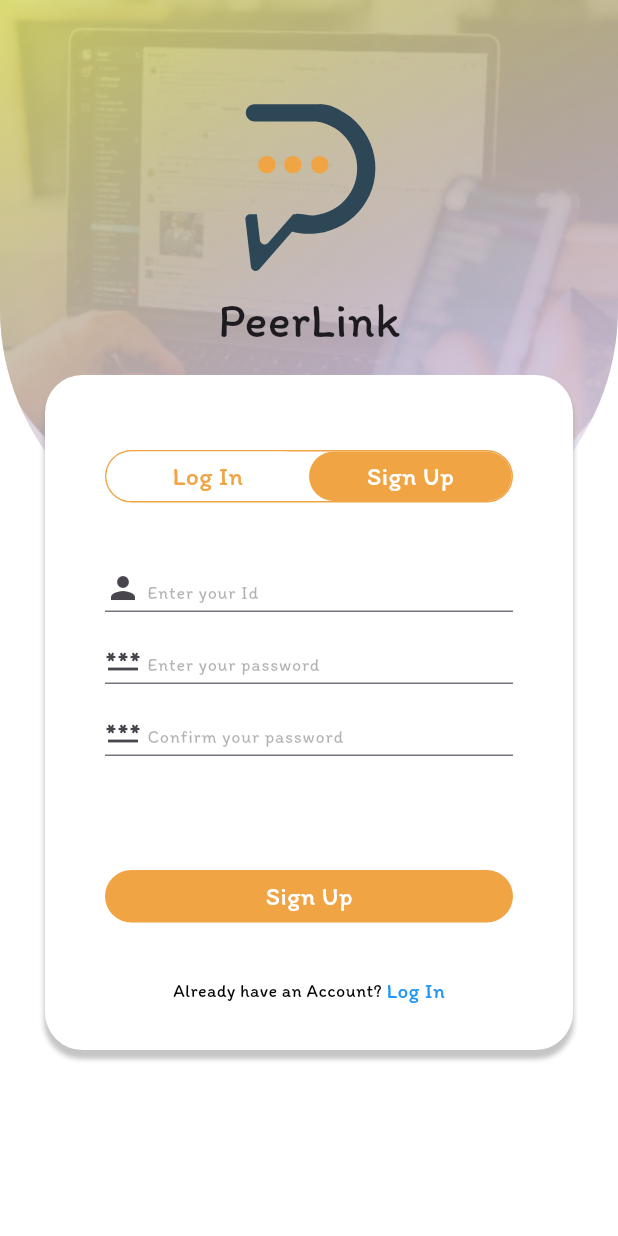
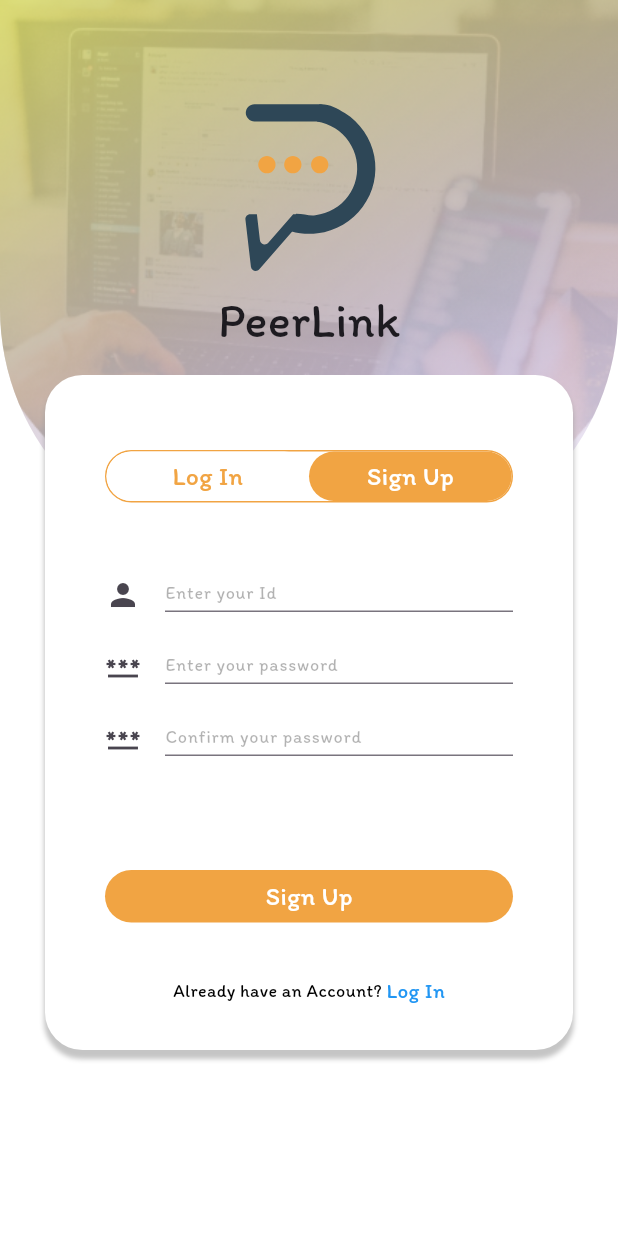
Before and after one commit to HamzaIqbalMughal/peerlink, a Flutter app: the screen it shows after launch, after a tap on "Sign Up", on a phone screen of 412 x 824 dp. Run offline on Flutter 3.47's test engine with Material 2 defaults, Android fonts, the phone set to English and light mode, and no system bars; our stand-ins replace badges, flutter_svg, fluttertoast, google_fonts; network calls fail.

```diff
--- a/lib/ChatScreen.dart
+++ b/lib/ChatScreen.dart
@@ -5,6 +5,8 @@ import 'package:fluttertoast/fluttertoast.dart';
 
 class ChatScreen extends StatefulWidget {
   const ChatScreen({super.key});
+
+  static const String screen_id = 'ChatScreen';
 
   @override
   State<ChatScreen> createState() => _ChatScreenState();
--- a/lib/SignUpSignInScreen.dart
+++ b/lib/SignUpSignInScreen.dart
@@ -7,6 +7,8 @@ import 'package:peerlink/HomeScreen.dart';
 class SignUpSignInScreen extends StatefulWidget {
   @override
   State<StatefulWidget> createState() => _SignUpSignInScreen();
+
+  static const String screen_id = 'SignUpSignInScreen';
 }
 
 class _SignUpSignInScreen extends State<SignUpSignInScreen> {
@@ -45,12 +47,13 @@ class _SignUpSignInScreen extends State<SignUpSignInScreen> {
 
   void btnLogInPressed() {
     // Implement LogIn Functionality here
-    Navigator.push(
-        context,
-        MaterialPageRoute(
-          builder: (context)=> HomeScreen(),
-        )
-    );
+    Navigator.pushNamed(context, HomeScreen.screen_id);
+    // Navigator.push(
+    //     context,
+    //     MaterialPageRoute(
+    //       builder: (context)=> HomeScreen(),
+    //     )
+    // );
     // Fluttertoast.showToast(msg: "LogIn Button Clicked!");
   }
 
@@ -265,11 +268,16 @@ class _SignUpSignInScreen extends State<SignUpSignInScreen> {
                     decoration: InputDecoration(
                       // filled: true,
                       // fillColor: Colors.red,
-                      prefixIcon: Icon(Icons.person),
-                      prefixIconConstraints: const BoxConstraints(
-                        // minHeight: 0,
-                        maxHeight: 8,
+                      icon: Container(
+                        padding: EdgeInsets.only(top: 25),
+                        child: Icon(Icons.person,),
                       ),
+
+                      // prefixIcon: Icon(Icons.person),
+                      // prefixIconConstraints: const BoxConstraints(
+                      //   // minHeight: 0,
+                      //   maxHeight: 8,
+                      // ),
                       errorStyle: TextStyle(
                         fontSize: 10,
                       ),
@@ -301,13 +309,17 @@ class _SignUpSignInScreen extends State<SignUpSignInScreen> {
                     decoration: InputDecoration(
                       // filled: true,
                       // fillColor: Colors.red,
-                      prefixIcon: Icon(
-                        Icons.password_sharp,
+                      icon: Container(
+                        padding: EdgeInsets.only(top: 25),
+                        child: Icon(Icons.password_sharp,),
                       ),
-                      prefixIconConstraints: const BoxConstraints(
-                        // minHeight: 0,
-                        maxHeight: 8,
-                      ),
+                      // prefixIcon: Icon(
+                      //   Icons.password_sharp,
+                      // ),
+                      // prefixIconConstraints: const BoxConstraints(
+                      //   // minHeight: 0,
+                      //   maxHeight: 8,
+                      // ),
                       errorStyle: TextStyle(
                         fontSize: 10,
                       ),
@@ -339,13 +351,17 @@ class _SignUpSignInScreen extends State<SignUpSignInScreen> {
                     decoration: InputDecoration(
                       // filled: true,
                       // fillColor: Colors.red,
-                      prefixIcon: Icon(
-                        Icons.password_sharp,
+                      icon: Container(
+                        padding: EdgeInsets.only(top: 25),
+                        child: Icon(Icons.password_sharp,),
                       ),
-                      prefixIconConstraints: const BoxConstraints(
-                        // minHeight: 0,
-                        maxHeight: 8,
-                      ),
+                      // prefixIcon: Icon(
+                      //   Icons.password_sharp,
+                      // ),
+                      // prefixIconConstraints: const BoxConstraints(
+                      //   // minHeight: 0,
+                      //   maxHeight: 8,
+                      // ),
                       errorStyle: TextStyle(
                         fontSize: 10,
                       ),
@@ -546,11 +562,15 @@ class _SignUpSignInScreen extends State<SignUpSignInScreen> {
                     decoration: InputDecoration(
                       // filled: true,
                       // fillColor: Colors.red,
-                      prefixIcon: Icon(Icons.person),
-                      prefixIconConstraints: const BoxConstraints(
-                        // minHeight: 0,
-                        maxHeight: 8,
+                      icon: Container(
+                        padding: EdgeInsets.only(top: 25),
+                        child: Icon(Icons.person,),
                       ),
+                      // prefixIcon: Icon(Icons.person),
+                      // prefixIconConstraints: const BoxConstraints(
+                      //   // minHeight: 0,
+                      //   maxHeight: 8,
+                      // ),
                       errorStyle: TextStyle(
                         fontSize: 10,
                       ),
@@ -582,13 +602,17 @@ class _SignUpSignInScreen extends State<SignUpSignInScreen> {
                     decoration: InputDecoration(
                       // filled: true,
                       // fillColor: Colors.red,
-                      prefixIcon: Icon(
-                        Icons.password_sharp,
+                      icon: Container(
+                        padding: EdgeInsets.only(top: 25),
+                        child: Icon(Icons.password_sharp),
                       ),
-                      prefixIconConstraints: const BoxConstraints(
-                        // minHeight: 0,
-                        maxHeight: 8,
-                      ),
+                      // prefixIcon: Icon(
+                      //   Icons.password_sharp,
+                      // ),
+                      // prefixIconConstraints: const BoxConstraints(
+                      //   // minHeight: 0,
+                      //   maxHeight: 8,
+                      // ),
                       errorStyle: TextStyle(
                         fontSize: 10,
                       ),
--- a/lib/welcomeScreen.dart
+++ b/lib/WelcomeScreen.dart
@@ -9,6 +9,8 @@ class WelcomeScreen extends StatefulWidget {
 
   @override
   State<WelcomeScreen> createState() => _WelcomeScreenState();
+
+  static const String screen_id = 'WelcomeScreen';
 }
 
 class _WelcomeScreenState extends State<WelcomeScreen> {
@@ -21,12 +23,13 @@ class _WelcomeScreenState extends State<WelcomeScreen> {
     Timer(
       Duration(seconds: 2),
       () {
-        Navigator.pushReplacement(
-          context,
-          MaterialPageRoute(
-            builder: (context) => SignUpSignInScreen(),
-          ),
-        );
+        Navigator.pushReplacementNamed(context, SignUpSignInScreen.screen_id);
+        // Navigator.pushReplacement(
+        //   context,
+        //   MaterialPageRoute(
+        //     builder: (context) => SignUpSignInScreen(),
+        //   ),
+        // );
       },
     );
   }
--- a/lib/main.dart
+++ b/lib/main.dart
@@ -3,7 +3,7 @@ import 'package:peerlink/ChatScreen.dart';
 import 'package:peerlink/SignUpSignInScreen.dart';
 import 'package:peerlink/Stack-with-Scroll-practice.dart';
 import 'package:peerlink/WelcomeScreen.dart';
-import 'package:peerlink/homeScreen.dart';
+import 'package:peerlink/HomeScreen.dart';
 
 void main() {
   runApp(const MyApp());
@@ -19,9 +19,18 @@ class MyApp extends StatelessWidget {
       debugShowCheckedModeBanner: false,
 
       theme: ThemeData(fontFamily: 'Itim', useMaterial3: true),
-      home: WelcomeScreen(),
+      // home: WelcomeScreen(),
       // home: HomeScreen(),
       // home: ChatScreen(),
+
+      initialRoute: WelcomeScreen.screen_id,
+      routes: {
+        WelcomeScreen.screen_id : (context) => WelcomeScreen(),
+        SignUpSignInScreen.screen_id : (context) => SignUpSignInScreen(),
+        HomeScreen.screen_id : (context) => HomeScreen(),
+        ChatScreen.screen_id : (context) => ChatScreen(),
+      },
     );
+
   }
 }
```
Also changed, not shown: lib/HomeScreen.dart (+10 -7 lines), lib/models/chatTileModel.dart (+13 -1 lines).
